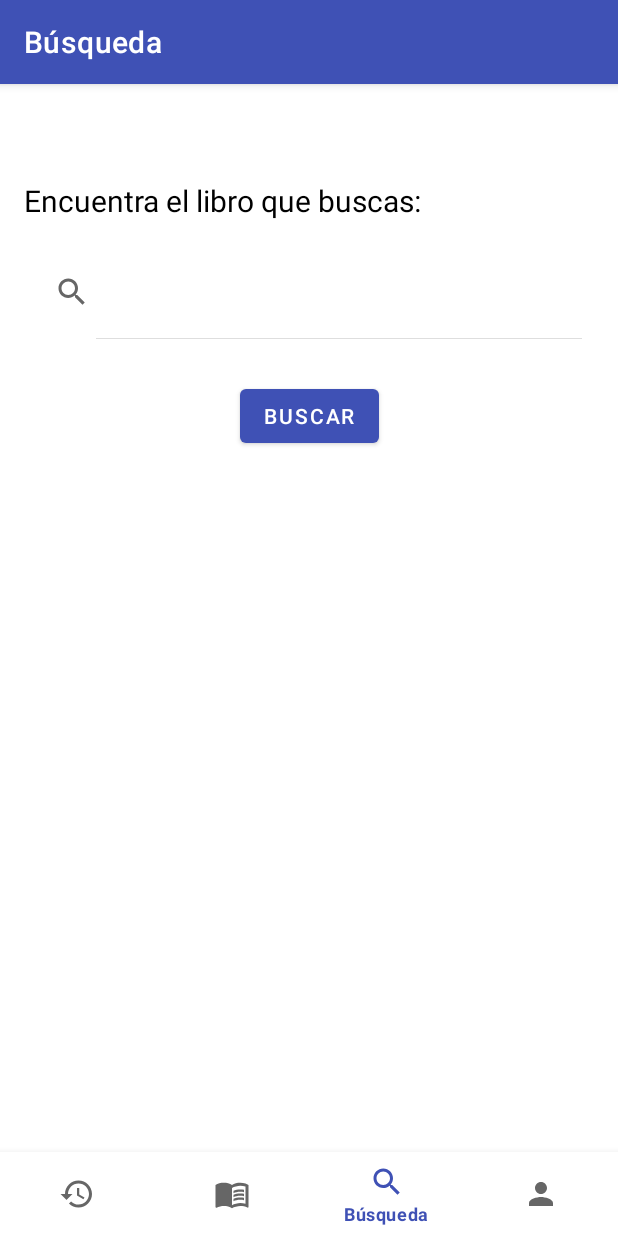
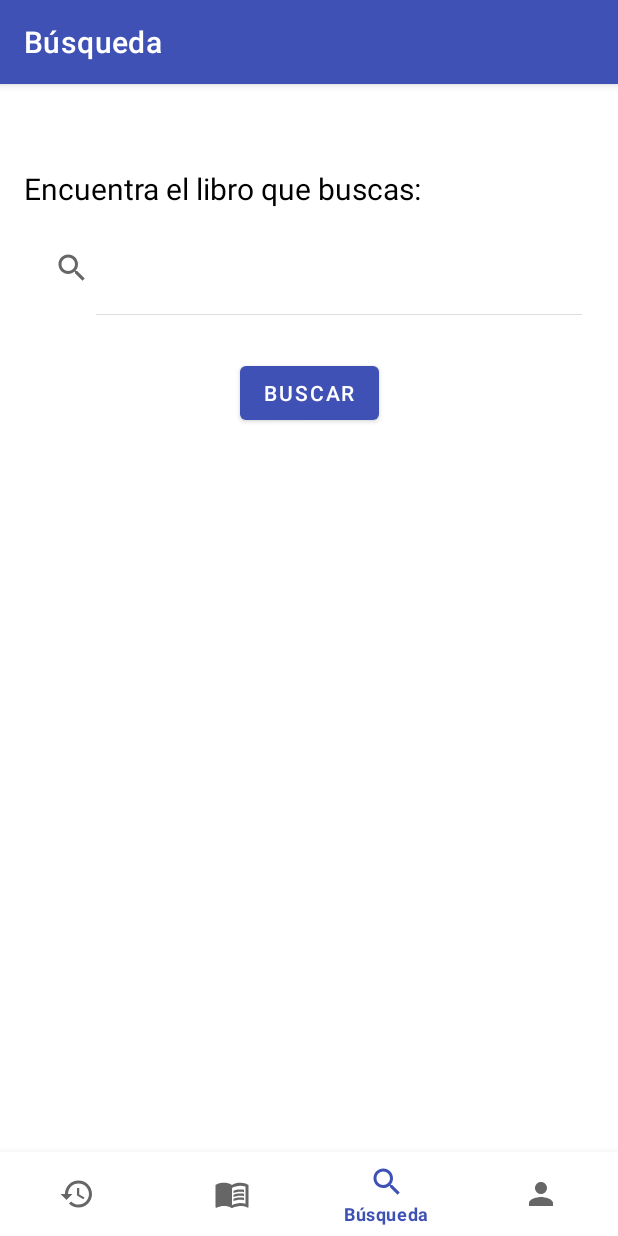
Before and after one commit to Jhonatan-Polar/MovilesA, an Android app: the BusquedaFragment screen opened directly, with no data from a screen before it, on a phone screen of 412 x 824 dp. Run offline under Robolectric (Android 15) with nearby library versions, the phone set to English and light mode, and no system bars; our stand-ins replace navigation-ui.

Commit message:
Búsqueda - Pantalla

```diff
--- a/app/src/main/java/pe/edu/pucp/proyecto/ui/ReseniaAdapter.kt
+++ b/app/src/main/java/pe/edu/pucp/proyecto/ui/ReseniaAdapter.kt
@@ -17,7 +17,7 @@ class ReseniaAdapter(context: Context, resource: Int, objects: MutableList<Resen
 
         var convertView = convertViewAux
         if (convertView == null) {
-            convertView = LayoutInflater.from(getContext()).inflate(R.layout.layout_list_resenia, parent, false);
+            convertView = LayoutInflater.from(getContext()).inflate(R.layout.layout_list_resenia, parent, false)
         }
 
         val tvNombre = convertView!!.findViewById(pe.edu.pucp.proyecto.R.id.tvNombre) as TextView
--- a/app/src/main/res/layout/fragment_busqueda.xml
+++ b/app/src/main/res/layout/fragment_busqueda.xml
@@ -5,23 +5,6 @@
     android:layout_width="match_parent"
     android:layout_height="match_parent"
     tools:context=".ui.busqueda.BusquedaFragment">
-
-    <SearchView
-        android:id="@+id/searchView"
-        android:layout_width="0dp"
-        android:layout_height="62dp"
-        android:layout_marginStart="16dp"
-        android:layout_marginTop="52dp"
-        android:layout_marginEnd="16dp"
-        android:iconifiedByDefault="false"
-        app:defaultQueryHint="@string/txtBuscar"
-        app:layout_constraintEnd_toEndOf="parent"
-        app:layout_constraintHorizontal_bias="0.0"
-        app:layout_constraintStart_toStartOf="parent"
-        app:layout_constraintTop_toTopOf="parent"
-        app:queryHint="@string/txtBuscar">
-
-    </SearchView>
 
     <Button
         android:id="@+id/btnBuscar"
@@ -36,11 +19,27 @@
         app:layout_constraintVertical_bias="0.05"
         tools:ignore="TextContrastCheck" />
 
+    <SearchView
+        android:id="@+id/searchView"
+        android:layout_width="0dp"
+        android:layout_height="62dp"
+        android:layout_marginStart="16dp"
+        android:layout_marginTop="36dp"
+        android:layout_marginEnd="16dp"
+        android:iconifiedByDefault="false"
+        app:defaultQueryHint="@string/txtBuscar"
+        app:layout_constraintEnd_toEndOf="parent"
+        app:layout_constraintHorizontal_bias="0.0"
+        app:layout_constraintStart_toStartOf="parent"
+        app:layout_constraintTop_toTopOf="parent"
+        app:queryHint="@string/txtBuscar">
+
+    </SearchView>
+
     <TextView
         android:id="@+id/txtBuscar"
         android:layout_width="293dp"
         android:layout_height="0dp"
-        android:layout_marginTop="8dp"
         android:text="@string/txtBuscar"
         android:textColor="@android:color/primary_text_light"
         android:textSize="20sp"
@@ -49,4 +48,17 @@
         app:layout_constraintStart_toStartOf="parent"
         app:layout_constraintTop_toTopOf="parent" />
 
+    <GridView
+        android:id="@+id/gridViewBusqueda"
+        android:layout_width="371dp"
+        android:layout_height="277dp"
+        android:layout_marginTop="120dp"
+        android:layout_marginBottom="70dp"
+        android:numColumns="2"
+        app:layout_constraintBottom_toBottomOf="parent"
+        app:layout_constraintEnd_toEndOf="parent"
+        app:layout_constraintStart_toStartOf="parent"
+        app:layout_constraintTop_toBottomOf="@+id/btnBuscar"
+        app:layout_constraintVertical_bias="1.0" />
+
 </androidx.constraintlayout.widget.ConstraintLayout>
--- a/app/src/main/res/layout/layout_list_resenia.xml
+++ b/app/src/main/res/layout/layout_list_resenia.xml
@@ -1,7 +1,7 @@
 <?xml version="1.0" encoding="utf-8"?>
 <LinearLayout xmlns:android="http://schemas.android.com/apk/res/android"
-android:layout_width="match_parent"
-android:layout_height="match_parent"
+    android:layout_width="match_parent"
+    android:layout_height="match_parent"
     android:orientation="vertical">
     <TextView
         android:id="@+id/tvNombre"
```
Also changed, not shown: app/src/main/AndroidManifest.xml (+6 -3 lines), app/src/main/java/pe/edu/pucp/proyecto/Libro.kt (+7 -0 lines), app/src/main/java/pe/edu/pucp/proyecto/ui/busqueda/BusquedaAdapter.kt (added, +32 -0 lines), app/src/main/java/pe/edu/pucp/proyecto/ui/busqueda/BusquedaFragment.kt (+16 -9 lines), app/src/main/res/layout/layout_grid_busqueda.xml (added, +25 -0 lines).
